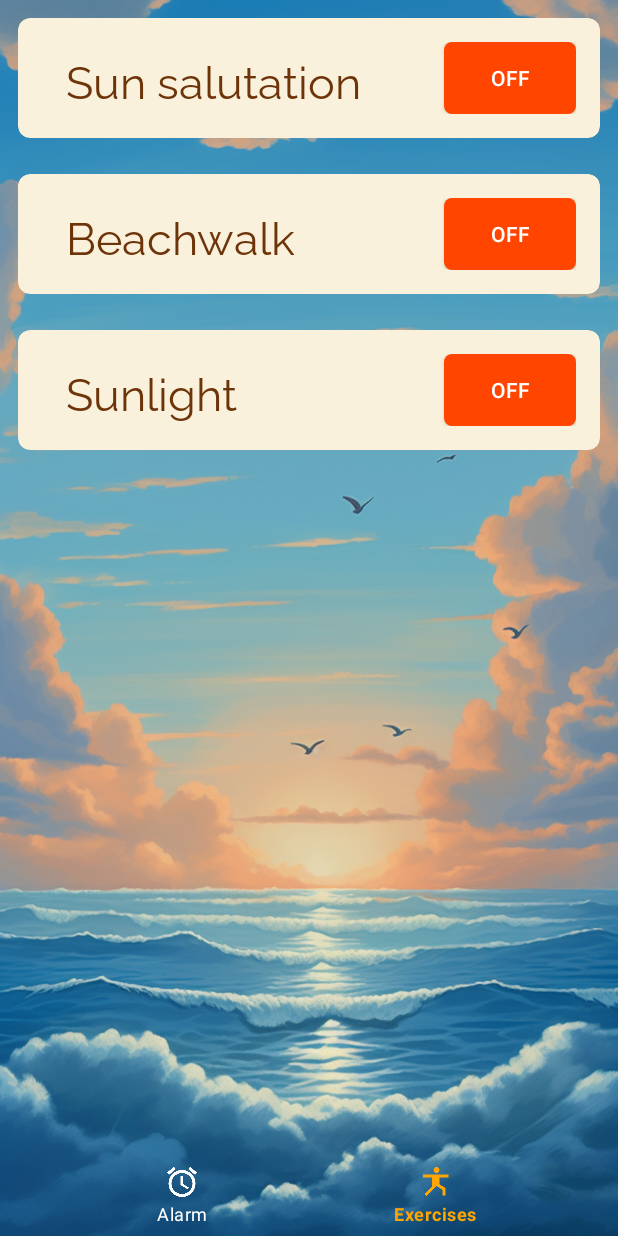
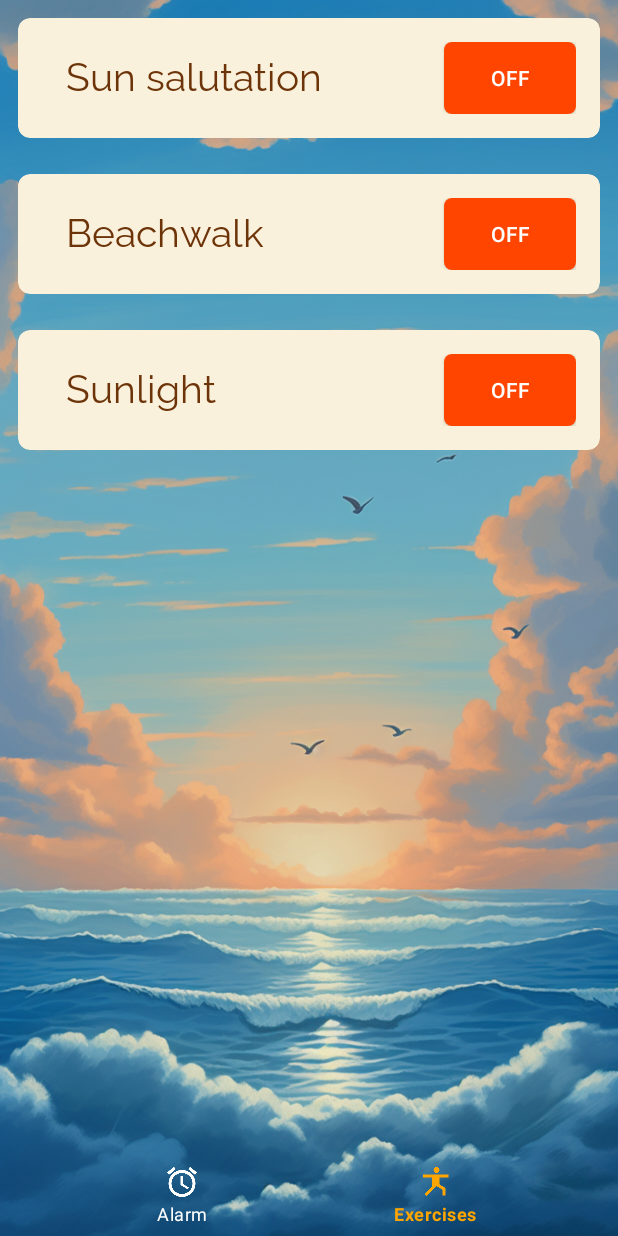
Before and after one commit to filvan1/MAMN01-project, an Android app: the ExercisesFragment screen opened through its navigation route, on a phone screen of 412 x 824 dp. Run offline under Robolectric (Android 15) with nearby library versions, the phone set to English and light mode, and no system bars; our stand-ins replace navigation-ui.

Commit message:
Fixed Exercises layout

```diff
--- a/app/src/main/res/layout/exercise_item.xml
+++ b/app/src/main/res/layout/exercise_item.xml
@@ -24,10 +24,12 @@
         android:layout_width="0dp"
         android:layout_height="wrap_content"
         android:text="Exercise Name"
-        android:textSize="30sp"
+        android:textSize="26sp"
         android:layout_marginStart="16dp"
+        android:layout_marginBottom="6dp"
         android:textColor="#6E3409"
         android:fontFamily="@font/ralewayregular"
+        android:gravity="left|center"
         app:layout_constraintTop_toTopOf="parent"
         app:layout_constraintBottom_toBottomOf="parent"
         app:layout_constraintStart_toStartOf="parent"
```
